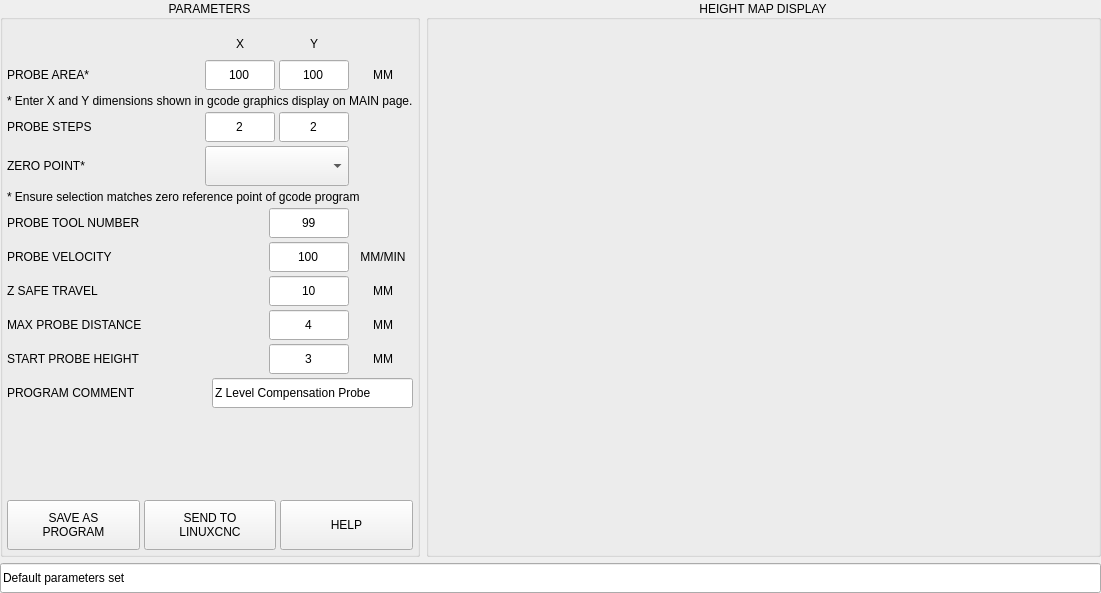
persei802/QtDragon_hd, file lib/zlevel.ui: the form before one commit.
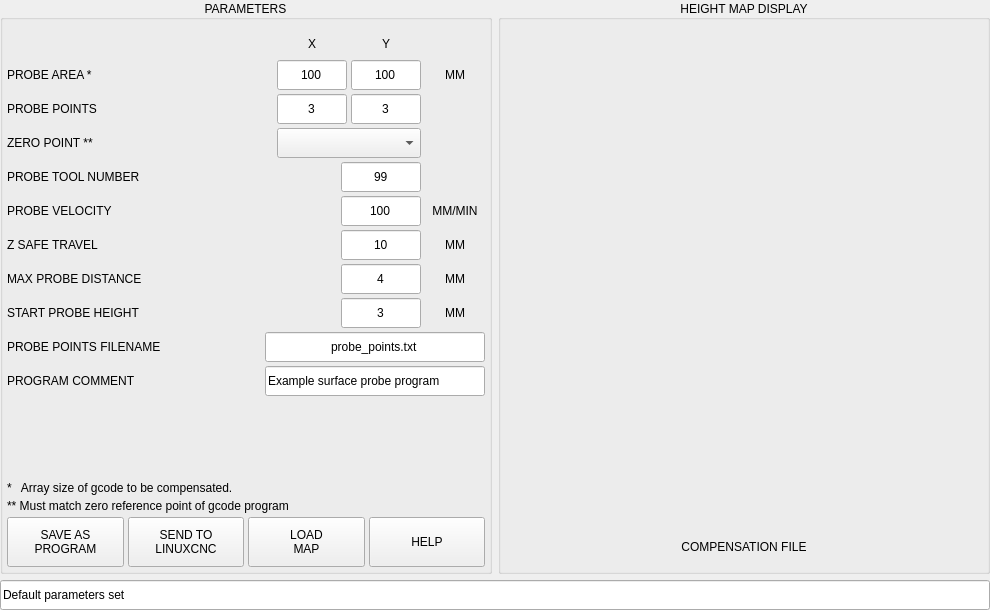
The form after the commit.

Commit message: added function to load specific compensation file

```diff
--- a/lib/zlevel.ui
+++ b/lib/zlevel.ui
@@ -6,8 +6,8 @@
    <rect>
     <x>0</x>
     <y>0</y>
-    <width>1101</width>
-    <height>593</height>
+    <width>990</width>
+    <height>610</height>
    </rect>
   </property>
   <property name="sizePolicy">
@@ -18,7 +18,7 @@
   </property>
   <property name="minimumSize">
    <size>
-    <width>320</width>
+    <width>800</width>
     <height>0</height>
    </size>
   </property>
@@ -59,7 +59,7 @@
        </property>
        <property name="maximumSize">
         <size>
-         <width>420</width>
+         <width>16777215</width>
          <height>16777215</height>
         </size>
        </property>
@@ -182,7 +182,7 @@
           <item>
            <widget class="QLabel" name="lbl_dimensions">
             <property name="text">
-             <string>PROBE AREA*</string>
+             <string>PROBE AREA *</string>
             </property>
            </widget>
           </item>
@@ -272,16 +272,6 @@
           </item>
          </layout>
         </item>
-        <item>
-         <widget class="QLabel" name="lbl_explain_area">
-          <property name="text">
-           <string>* Enter X and Y dimensions shown in gcode graphics display on MAIN page.</string>
-          </property>
-          <property name="wordWrap">
-           <bool>true</bool>
-          </property>
-         </widget>
-        </item>
         <item>
          <layout class="QHBoxLayout" name="horizontalLayout_2">
           <property name="spacing">
@@ -290,7 +280,7 @@
           <item>
            <widget class="QLabel" name="lbl_steps">
             <property name="text">
-             <string>PROBE STEPS</string>
+             <string>PROBE POINTS</string>
             </property>
            </widget>
           </item>
@@ -315,7 +305,7 @@
              </size>
             </property>
             <property name="text">
-             <string>2</string>
+             <string>3</string>
             </property>
             <property name="maxLength">
              <number>3</number>
@@ -346,7 +336,7 @@
              </size>
             </property>
             <property name="text">
-             <string>2</string>
+             <string>3</string>
             </property>
             <property name="maxLength">
              <number>3</number>
@@ -391,7 +381,7 @@
           <item>
            <widget class="QLabel" name="lbl_zero_ref">
             <property name="text">
-             <string>ZERO POINT*</string>
+             <string>ZERO POINT **</string>
             </property>
            </widget>
           </item>
@@ -400,13 +390,13 @@
             <property name="minimumSize">
              <size>
               <width>144</width>
-              <height>40</height>
+              <height>30</height>
              </size>
             </property>
             <property name="maximumSize">
              <size>
               <width>144</width>
-              <height>40</height>
+              <height>30</height>
              </size>
             </property>
             <property name="currentIndex">
@@ -444,16 +434,6 @@
           </item>
          </layout>
         </item>
-        <item>
-         <widget class="QLabel" name="lbl_explain_zero">
-          <property name="text">
-           <string>* Ensure selection matches zero reference point of gcode program</string>
-          </property>
-          <property name="wordWrap">
-           <bool>true</bool>
-          </property>
-         </widget>
-        </item>
         <item>
          <layout class="QHBoxLayout" name="horizontalLayout_3">
           <property name="spacing">
@@ -807,6 +787,66 @@
           </item>
          </layout>
         </item>
+        <item>
+         <layout class="QHBoxLayout" name="horizontalLayout_12">
+          <property name="spacing">
+           <number>4</number>
+          </property>
+          <property name="topMargin">
+           <number>0</number>
+          </property>
+          <item>
+           <widget class="QLabel" name="lbl_probe_filename">
+            <property name="minimumSize">
+             <size>
+              <width>0</width>
+              <height>0</height>
+             </size>
+            </property>
+            <property name="maximumSize">
+             <size>
+              <width>16777215</width>
+              <height>16777215</height>
+             </size>
+            </property>
+            <property name="text">
+             <string>PROBE POINTS FILENAME</string>
+            </property>
+           </widget>
+          </item>
+          <item>
+           <widget class="QLineEdit" name="lineEdit_probe_points">
+            <property name="sizePolicy">
+             <sizepolicy hsizetype="Preferred" vsizetype="Fixed">
+              <horstretch>0</horstretch>
+              <verstretch>0</verstretch>
+             </sizepolicy>
+            </property>
+            <property name="minimumSize">
+             <size>
+              <width>220</width>
+              <height>30</height>
+             </size>
+            </property>
+            <property name="maximumSize">
+             <size>
+              <width>220</width>
+              <height>30</height>
+             </size>
+            </property>
+            <property name="text">
+             <string>probe_points.txt</string>
+            </property>
+            <property name="maxLength">
+             <number>40</number>
+            </property>
+            <property name="alignment">
+             <set>Qt::AlignCenter</set>
+            </property>
+           </widget>
+          </item>
+         </layout>
+        </item>
         <item>
          <layout class="QHBoxLayout" name="horizontalLayout_6">
           <property name="spacing">
@@ -829,18 +869,18 @@
             </property>
             <property name="minimumSize">
              <size>
-              <width>200</width>
+              <width>220</width>
               <height>30</height>
              </size>
             </property>
             <property name="maximumSize">
              <size>
-              <width>16777215</width>
+              <width>220</width>
               <height>30</height>
              </size>
             </property>
             <property name="text">
-             <string>Z Level Compensation Probe</string>
+             <string>Example surface probe program</string>
             </property>
             <property name="maxLength">
              <number>80</number>
@@ -862,6 +902,26 @@
           </property>
          </spacer>
         </item>
+        <item>
+         <widget class="QLabel" name="lbl_explain_area">
+          <property name="text">
+           <string>*   Array size of gcode to be compensated.</string>
+          </property>
+          <property name="wordWrap">
+           <bool>true</bool>
+          </property>
+         </widget>
+        </item>
+        <item>
+         <widget class="QLabel" name="lbl_explain_zero">
+          <property name="text">
+           <string>** Must match zero reference point of gcode program</string>
+          </property>
+          <property name="wordWrap">
+           <bool>true</bool>
+          </property>
+         </widget>
+        </item>
         <item>
          <layout class="QHBoxLayout" name="horizontalLayout_8">
           <property name="spacing">
@@ -925,10 +985,39 @@
             </property>
            </widget>
           </item>
+          <item>
+           <widget class="QPushButton" name="btn_load_comp">
+            <property name="sizePolicy">
+             <sizepolicy hsizetype="Preferred" vsizetype="Preferred">
+              <horstretch>0</horstretch>
+              <verstretch>0</verstretch>
+             </sizepolicy>
+            </property>
+            <property name="minimumSize">
+             <size>
+              <width>0</width>
+              <height>50</height>
+             </size>
+            </property>
+            <property name="maximumSize">
+             <size>
+              <width>16777215</width>
+              <height>50</height>
+             </size>
+            </property>
+            <property name="toolTip">
+             <string>Load a probed points file to use as compensation map file</string>
+            </property>
+            <property name="text">
+             <string>LOAD 
+MAP</string>
+            </property>
+           </widget>
+          </item>
           <item>
            <widget class="QPushButton" name="btn_help">
             <property name="sizePolicy">
-             <sizepolicy hsizetype="Preferred" vsizetype="Fixed">
+             <sizepolicy hsizetype="Preferred" vsizetype="Preferred">
               <horstretch>0</horstretch>
               <verstretch>0</verstretch>
              </sizepolicy>
@@ -957,13 +1046,19 @@
      </item>
      <item>
       <widget class="QGroupBox" name="groupBox_preview">
+       <property name="minimumSize">
+        <size>
+         <width>380</width>
+         <height>0</height>
+        </size>
+       </property>
        <property name="title">
         <string>HEIGHT MAP DISPLAY</string>
        </property>
        <property name="alignment">
         <set>Qt::AlignCenter</set>
        </property>
-       <layout class="QVBoxLayout" name="verticalLayout_2">
+       <layout class="QVBoxLayout" name="verticalLayout_2" stretch="1,0">
         <property name="spacing">
          <number>4</number>
         </property>
@@ -989,6 +1084,28 @@
           </property>
          </widget>
         </item>
+        <item>
+         <widget class="QLabel" name="lbl_comp_file">
+          <property name="minimumSize">
+           <size>
+            <width>0</width>
+            <height>40</height>
+           </size>
+          </property>
+          <property name="maximumSize">
+           <size>
+            <width>16777215</width>
+            <height>40</height>
+           </size>
+          </property>
+          <property name="text">
+           <string>COMPENSATION FILE</string>
+          </property>
+          <property name="alignment">
+           <set>Qt::AlignCenter</set>
+          </property>
+         </widget>
+        </item>
        </layout>
       </widget>
      </item>
```
Left out of the diff: 2 changed lines with no effect on the pictures. The commit also changes 3 other files.
